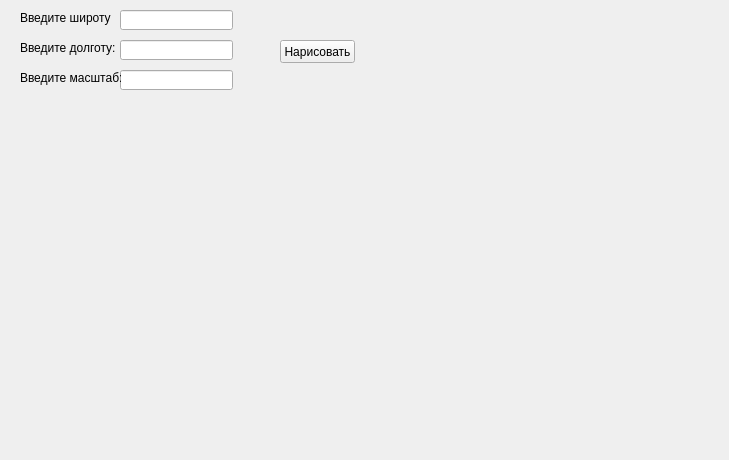
Old version of the form ui_file.ui in the repository heNtY1/yl.
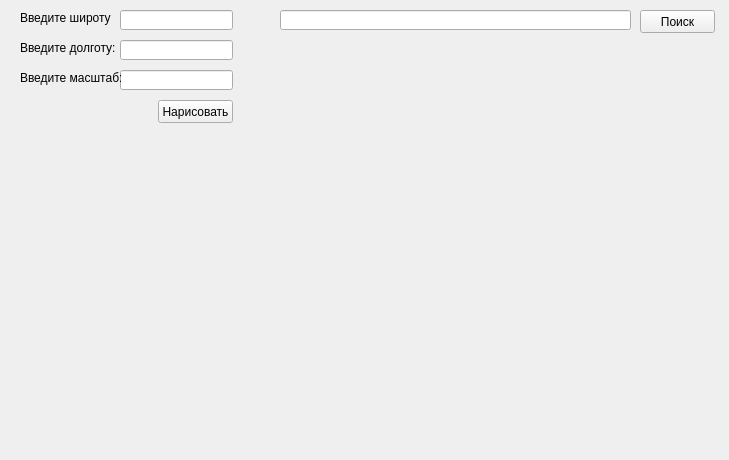
New version of the form.

Diff of the .ui file:
```diff
--- a/ui_file.ui
+++ b/ui_file.ui
@@ -85,8 +85,8 @@
   <widget class="QPushButton" name="ok_button">
    <property name="geometry">
     <rect>
-     <x>280</x>
-     <y>40</y>
+     <x>158</x>
+     <y>100</y>
      <width>75</width>
      <height>23</height>
     </rect>
@@ -108,6 +108,29 @@
     <string/>
    </property>
   </widget>
+  <widget class="QLineEdit" name="search_Edit">
+   <property name="geometry">
+    <rect>
+     <x>280</x>
+     <y>10</y>
+     <width>351</width>
+     <height>20</height>
+    </rect>
+   </property>
+  </widget>
+  <widget class="QPushButton" name="search_button">
+   <property name="geometry">
+    <rect>
+     <x>640</x>
+     <y>10</y>
+     <width>75</width>
+     <height>23</height>
+    </rect>
+   </property>
+   <property name="text">
+    <string>Поиск</string>
+   </property>
+  </widget>
  </widget>
  <resources/>
  <connections/>
```
Left out of the diff: 2 changed lines with no effect on the pictures.
